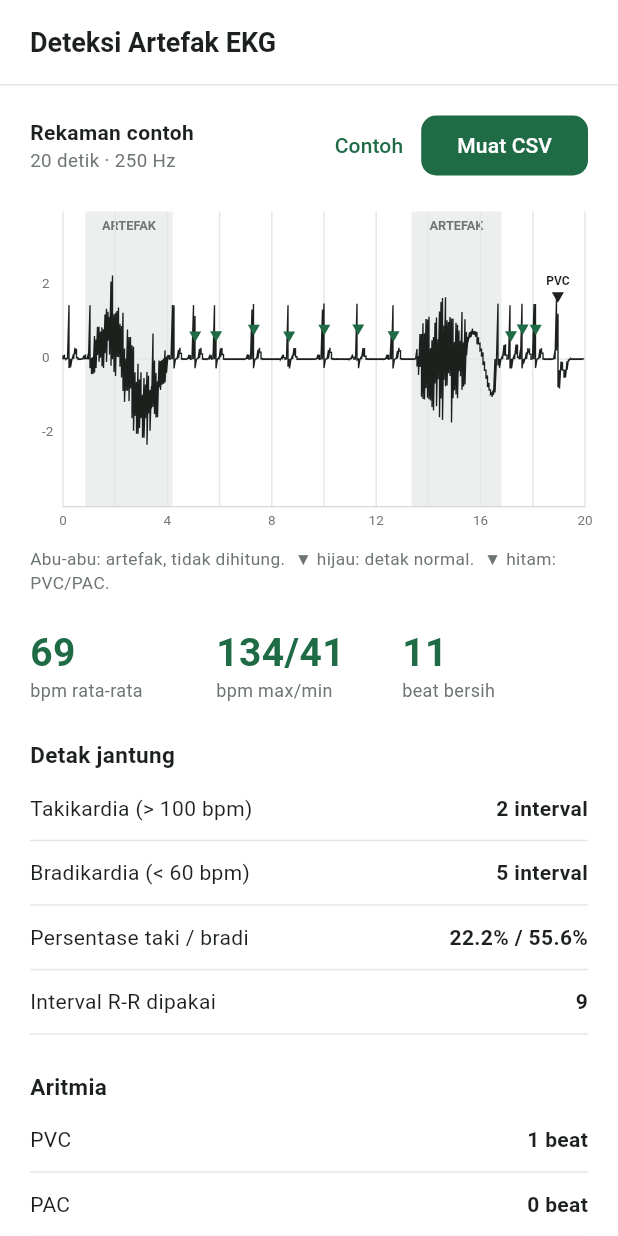
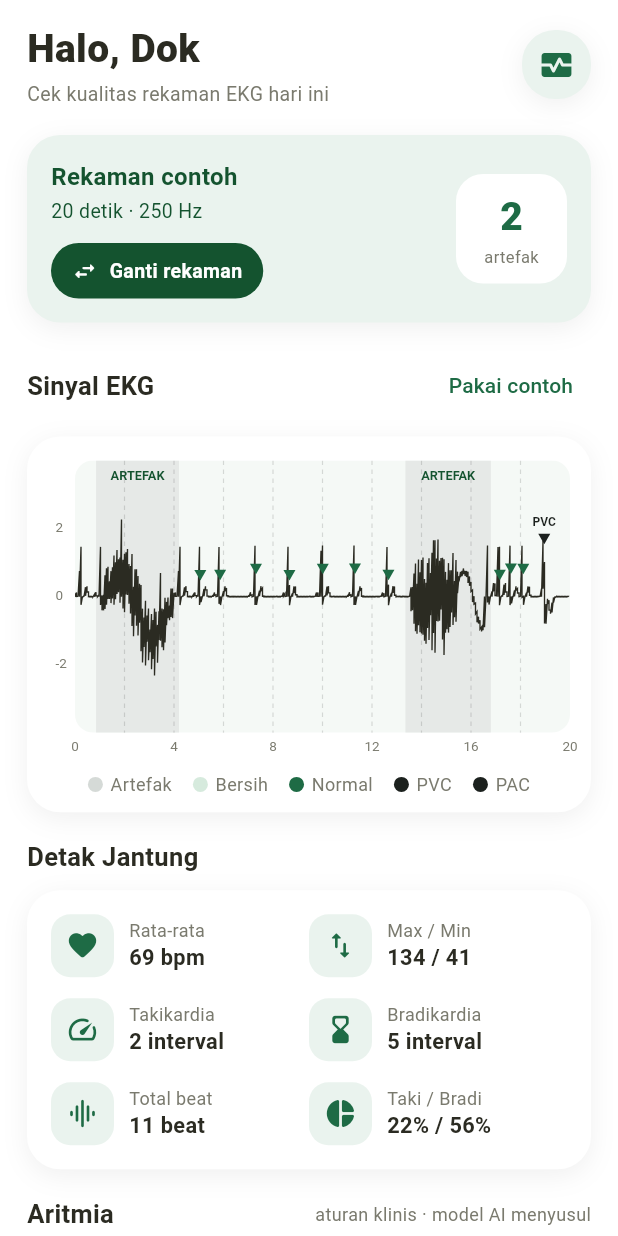
Before and after one commit to zafiranurkamila/ekg-artefak, a Flutter app: the screen it shows after launch, on a phone screen of 412 x 824 dp. Run offline on Flutter 3.47's test engine with Material 3 defaults, Android fonts, the phone set to English and light mode, and no system bars; our stand-ins replace file_picker.

Commit message:
Kembali ke desain kartu dengan warna putih dan hijau saja

```diff
--- a/lib/main.dart
+++ b/lib/main.dart
@@ -3,20 +3,29 @@ import 'package:file_picker/file_picker.dart';
 import 'package:flutter/material.dart';
 import 'ekg.dart';
 
-// hanya putih dan hijau, ditambah abu untuk teks
-const hijau = Color(0xFF1E6B45);
-const hijauMuda = Color(0xFFEAF3EE);
-const garis = Color(0xFFE3E8E5);
-const tinta = Color(0xFF1C211E);
-const redup = Color(0xFF6E7671);
-const abuArtefak = Color(0xFFEDEFEE);
+// palet mengikuti contoh: krem, hijau zaitun, aksen oranye
+const krem = Color(0xFFFFFFFF); // latar putih
+const zaitun = Color(0xFF1E6B45);
+const zaitunTua = Color(0xFF14532F);
+const zaitunMuda = Color(0xFFEAF3EE);
+const oranye = Color(0xFF1E6B45);
+const merahLembut = Color(0xFFEAF3EE);
+const tinta = Color(0xFF2B2B22);
+const redup = Color(0xFF7A7A6E);
+const warnaBeat = {'N': Color(0xFF1E6B45), 'PVC': Color(0xFF1C211E), 'PAC': Color(0xFF1C211E)};
 
 void main() => runApp(MaterialApp(
       debugShowCheckedModeBanner: false,
       title: 'Deteksi Artefak EKG',
-      theme: ThemeData(useMaterial3: true, colorSchemeSeed: hijau, scaffoldBackgroundColor: Colors.white),
+      theme: ThemeData(useMaterial3: true, colorSchemeSeed: zaitun, scaffoldBackgroundColor: krem),
       home: const Layar(),
     ));
+
+BoxDecoration kartu([Color warna = Colors.white]) => BoxDecoration(
+      color: warna,
+      borderRadius: BorderRadius.circular(22),
+      boxShadow: const [BoxShadow(color: Color(0x0F000000), blurRadius: 14, offset: Offset(0, 4))],
+    );
 
 class Layar extends StatefulWidget {
   const Layar({super.key});
@@ -35,6 +44,12 @@ class _LayarState extends State<Layar> {
     super.initState();
     _h = analisis(sinyalContoh(), 250);
   }
+
+  void _contoh() => setState(() {
+        _h = analisis(sinyalContoh(), 250);
+        _nama = 'Rekaman contoh';
+        _info = '20 detik · 250 Hz';
+      });
 
   Future<void> _muat() async {
     final fs = await _tanyaFs();
@@ -62,33 +77,32 @@ class _LayarState extends State<Layar> {
     return showModalBottomSheet<double>(
       context: context,
       isScrollControlled: true,
-      backgroundColor: Colors.white,
-      shape: const RoundedRectangleBorder(borderRadius: BorderRadius.vertical(top: Radius.circular(16))),
+      backgroundColor: krem,
+      shape: const RoundedRectangleBorder(borderRadius: BorderRadius.vertical(top: Radius.circular(26))),
       builder: (ctx) => Padding(
-        padding: EdgeInsets.fromLTRB(20, 20, 20, 20 + MediaQuery.of(ctx).viewInsets.bottom),
+        padding: EdgeInsets.fromLTRB(20, 18, 20, 20 + MediaQuery.of(ctx).viewInsets.bottom),
         child: Column(mainAxisSize: MainAxisSize.min, crossAxisAlignment: CrossAxisAlignment.start, children: [
-          const Text('Muat rekaman', style: TextStyle(fontSize: 17, fontWeight: FontWeight.w600, color: tinta)),
+          const Text('Muat Rekaman', style: TextStyle(fontSize: 18, fontWeight: FontWeight.w700, color: tinta)),
           const SizedBox(height: 4),
-          const Text('CSV berisi 1 kolom amplitudo (mV), atau waktu,amplitudo.', style: TextStyle(color: redup, fontSize: 13)),
+          const Text('File CSV berisi 1 kolom amplitudo (mV), atau waktu,amplitudo.',
+              style: TextStyle(color: redup, fontSize: 13)),
           const SizedBox(height: 16),
-          TextField(
+          Container(
+            padding: const EdgeInsets.symmetric(horizontal: 16, vertical: 4),
+            decoration: kartu(),
+            child: TextField(
               controller: c,
               keyboardType: TextInputType.number,
-            decoration: const InputDecoration(
-              labelText: 'Frekuensi sampling',
-              suffixText: 'Hz',
-              border: OutlineInputBorder(borderSide: BorderSide(color: garis)),
+              decoration: const InputDecoration(border: InputBorder.none, labelText: 'Frekuensi sampling', suffixText: 'Hz'),
             ),
           ),
-          const SizedBox(height: 16),
+          const SizedBox(height: 18),
           SizedBox(
             width: double.infinity,
-            height: 48,
-            child: FilledButton(
-              style: FilledButton.styleFrom(backgroundColor: hijau, shape: RoundedRectangleBorder(borderRadius: BorderRadius.circular(10))),
-              onPressed: () => Navigator.pop(ctx, double.tryParse(c.text.replaceAll(',', '.'))),
-              child: const Text('Pilih file'),
-            ),
+            child: _TombolPil(
+                teks: 'Pilih File CSV',
+                ikon: Icons.upload_file_rounded,
+                onTap: () => Navigator.pop(ctx, double.tryParse(c.text.replaceAll(',', '.')))),
           ),
         ]),
       ),
@@ -96,119 +110,220 @@ class _LayarState extends State<Layar> {
   }
 
   @override
-  Widget build(BuildContext context) {
+  Widget build(BuildContext context) => Scaffold(
+        body: SafeArea(child: _beranda()),
+      );
+
+  Widget _judul(String t, [Widget? ekor]) => Padding(
+        padding: const EdgeInsets.only(bottom: 10),
+        child: Row(children: [
+          Expanded(child: Text(t, style: const TextStyle(fontSize: 17, fontWeight: FontWeight.w700, color: tinta))),
+          if (ekor != null) ekor,
+        ]),
+      );
+
+  Widget _beranda() {
     final s = _h.stat;
     final durasi = _h.sinyal.length / _h.fs;
-    return Scaffold(
-      appBar: AppBar(
-        backgroundColor: Colors.white,
-        surfaceTintColor: Colors.white,
-        titleSpacing: 20,
-        title: const Text('Deteksi Artefak EKG', style: TextStyle(fontSize: 18, fontWeight: FontWeight.w600, color: tinta)),
-        bottom: const PreferredSize(preferredSize: Size.fromHeight(1), child: Divider(height: 1, color: garis)),
+    final durArt = _h.artefak.fold(0.0, (a, g) => a + g.selesai - g.mulai);
+    return ListView(padding: const EdgeInsets.fromLTRB(18, 14, 18, 24), children: [
+      Row(children: [
+        const Expanded(
+          child: Column(crossAxisAlignment: CrossAxisAlignment.start, children: [
+            Text('Halo, Dok', style: TextStyle(fontSize: 26, fontWeight: FontWeight.w800, color: tinta)),
+            SizedBox(height: 2),
+            Text('Cek kualitas rekaman EKG hari ini', style: TextStyle(color: redup, fontSize: 13)),
+          ]),
         ),
-      body: ListView(padding: const EdgeInsets.fromLTRB(20, 16, 20, 32), children: [
-        Row(children: [
+        Container(
+          width: 46,
+          height: 46,
+          decoration: kartu(zaitunMuda),
+          child: const Icon(Icons.monitor_heart_rounded, color: zaitun),
+        ),
+      ]),
+      const SizedBox(height: 18),
+      Container(
+        padding: const EdgeInsets.all(16),
+        decoration: kartu(zaitunMuda),
+        child: Row(children: [
           Expanded(
             child: Column(crossAxisAlignment: CrossAxisAlignment.start, children: [
-              Text(_nama, style: const TextStyle(fontWeight: FontWeight.w600, color: tinta)),
-              Text(_info, style: const TextStyle(color: redup, fontSize: 12.5)),
+              Text(_nama, style: const TextStyle(fontWeight: FontWeight.w700, fontSize: 16, color: zaitunTua)),
+              const SizedBox(height: 2),
+              Text(_info, style: const TextStyle(color: zaitunTua, fontSize: 13)),
+              const SizedBox(height: 12),
+              _TombolPil(teks: 'Ganti rekaman', ikon: Icons.swap_horiz_rounded, kecil: true, onTap: _muat),
             ]),
           ),
-          TextButton(
-            onPressed: () => setState(() {
-              _h = analisis(sinyalContoh(), 250);
-              _nama = 'Rekaman contoh';
-              _info = '20 detik · 250 Hz';
-            }),
-            child: const Text('Contoh', style: TextStyle(color: hijau)),
-          ),
-          FilledButton(
-            style: FilledButton.styleFrom(backgroundColor: hijau, shape: RoundedRectangleBorder(borderRadius: BorderRadius.circular(10))),
-            onPressed: _muat,
-            child: const Text('Muat CSV'),
+          const SizedBox(width: 10),
+          Container(
+            width: 74,
+            padding: const EdgeInsets.symmetric(vertical: 10),
+            decoration: BoxDecoration(color: Colors.white, borderRadius: BorderRadius.circular(18)),
+            child: Column(children: [
+              Text('${_h.artefak.length}', style: const TextStyle(fontSize: 26, fontWeight: FontWeight.w800, color: oranye)),
+              const Text('artefak', style: TextStyle(fontSize: 11, color: redup)),
+            ]),
           ),
         ]),
-        const SizedBox(height: 16),
-        AspectRatio(aspectRatio: 1.7, child: CustomPaint(painter: Grafik(_h))),
+      ),
+      const SizedBox(height: 18),
+      _judul('Sinyal EKG', TextButton(onPressed: _contoh, child: const Text('Pakai contoh', style: TextStyle(color: oranye)))),
+      Container(
+        padding: const EdgeInsets.fromLTRB(10, 12, 10, 10),
+        decoration: kartu(),
+        child: Column(children: [
+          AspectRatio(aspectRatio: 1.75, child: CustomPaint(painter: Grafik(_h))),
           const SizedBox(height: 8),
-        const Text('Abu-abu: artefak, tidak dihitung.  ▼ hijau: detak normal.  ▼ hitam: PVC/PAC.',
-            style: TextStyle(color: redup, fontSize: 11.5)),
-        const SizedBox(height: 24),
-
-        // angka utama
+          const Wrap(alignment: WrapAlignment.center, runSpacing: 4, children: [
+            _Titik(warna: Color(0xFFD5DAD7), teks: 'Artefak'),
+            SizedBox(width: 14),
+            _Titik(warna: Color(0xFFD6EADD), teks: 'Bersih'),
+            SizedBox(width: 14),
+            _Titik(warna: Color(0xFF1E6B45), teks: 'Normal'),
+            SizedBox(width: 14),
+            _Titik(warna: Color(0xFF1C211E), teks: 'PVC'),
+            SizedBox(width: 14),
+            _Titik(warna: Color(0xFF1C211E), teks: 'PAC'),
+          ]),
+        ]),
+      ),
+      const SizedBox(height: 18),
+      _judul('Detak Jantung'),
+      Container(
+        padding: const EdgeInsets.all(16),
+        decoration: kartu(),
+        child: Column(children: [
           Row(children: [
-          _Angka('${s.hrRata.round()}', 'bpm rata-rata'),
-          _Angka('${s.hrMax.round()}/${s.hrMin.round()}', 'bpm max/min'),
-          _Angka('${s.totalBeat}', 'beat bersih'),
+            Expanded(child: _Detail(ikon: Icons.favorite_rounded, label: 'Rata-rata', nilai: '${s.hrRata.round()} bpm')),
+            Expanded(child: _Detail(ikon: Icons.swap_vert_rounded, label: 'Max / Min', nilai: '${s.hrMax.round()} / ${s.hrMin.round()}')),
           ]),
-        const SizedBox(height: 24),
-
-        const _Judul('Detak jantung'),
-        _Baris('Takikardia (> 100 bpm)', '${s.tachy} interval'),
-        _Baris('Bradikardia (< 60 bpm)', '${s.brady} interval'),
-        _Baris('Persentase taki / bradi', '${s.persenTachy.toStringAsFixed(1)}% / ${s.persenBrady.toStringAsFixed(1)}%'),
-        _Baris('Interval R-R dipakai', '${s.jumlahInterval}'),
-        const SizedBox(height: 24),
-
-        const _Judul('Aritmia'),
-        _Baris('PVC', '${_h.hitung('PVC')} beat'),
-        _Baris('PAC', '${_h.hitung('PAC')} beat'),
-        const Padding(
-          padding: EdgeInsets.only(top: 6),
-          child: Text('Sementara memakai aturan klinis. Model AI menyusul.', style: TextStyle(color: redup, fontSize: 12)),
+          const SizedBox(height: 14),
+          Row(children: [
+            Expanded(child: _Detail(ikon: Icons.speed_rounded, label: 'Takikardia', nilai: '${s.tachy} interval')),
+            Expanded(child: _Detail(ikon: Icons.hourglass_bottom_rounded, label: 'Bradikardia', nilai: '${s.brady} interval')),
+          ]),
+          const SizedBox(height: 14),
+          Row(children: [
+            Expanded(child: _Detail(ikon: Icons.graphic_eq_rounded, label: 'Total beat', nilai: '${s.totalBeat} beat')),
+            Expanded(
+                child: _Detail(
+                    ikon: Icons.pie_chart_rounded,
+                    label: 'Taki / Bradi',
+                    nilai: '${s.persenTachy.toStringAsFixed(0)}% / ${s.persenBrady.toStringAsFixed(0)}%')),
+          ]),
+        ]),
       ),
-        const SizedBox(height: 24),
-
-        _Judul('Segmen artefak', ekor: '${_h.artefak.length} segmen · ${durasi.toStringAsFixed(0)} detik rekaman'),
-        if (_h.artefak.isEmpty) const _Baris('Tidak ada artefak', '-'),
+      const SizedBox(height: 18),
+      _judul('Aritmia', const Text('aturan klinis · model AI menyusul', style: TextStyle(color: redup, fontSize: 12))),
+      Container(
+        padding: const EdgeInsets.all(16),
+        decoration: kartu(),
+        child: Row(children: [
+          Expanded(child: _Detail(ikon: Icons.bolt_rounded, label: 'PVC', nilai: '${_h.hitung('PVC')} beat')),
+          Expanded(child: _Detail(ikon: Icons.timelapse_rounded, label: 'PAC', nilai: '${_h.hitung('PAC')} beat')),
+        ]),
+      ),
+      const SizedBox(height: 18),
+      _judul('Segmen Artefak',
+          Text('${durArt.toStringAsFixed(1)} dari ${durasi.toStringAsFixed(0)} detik', style: const TextStyle(color: redup, fontSize: 12.5))),
+      if (_h.artefak.isEmpty)
+        Container(
+            padding: const EdgeInsets.all(16),
+            decoration: kartu(),
+            child: const Text('Tidak ada artefak. Semua sinyal dihitung.', style: TextStyle(color: zaitunTua))),
       for (final (i, a) in _h.artefak.indexed)
-          _Baris('${i + 1}.  ${a.mulai.toStringAsFixed(2)} s – ${a.selesai.toStringAsFixed(2)} s',
-              '${(a.selesai - a.mulai).toStringAsFixed(2)} s'),
+        Container(
+          margin: const EdgeInsets.only(bottom: 10),
+          padding: const EdgeInsets.all(14),
+          decoration: kartu(),
+          child: Row(children: [
+            Container(
+              width: 44,
+              height: 44,
+              decoration: BoxDecoration(color: merahLembut, borderRadius: BorderRadius.circular(14)),
+              alignment: Alignment.center,
+              child: Text('${i + 1}', style: const TextStyle(fontWeight: FontWeight.w800, color: Color(0xFF14532F), fontSize: 16)),
+            ),
+            const SizedBox(width: 12),
+            Expanded(
+              child: Column(crossAxisAlignment: CrossAxisAlignment.start, children: [
+                Text('${a.mulai.toStringAsFixed(2)} s  –  ${a.selesai.toStringAsFixed(2)} s',
+                    style: const TextStyle(fontWeight: FontWeight.w700, color: tinta)),
+                const SizedBox(height: 2),
+                const Text('Tidak masuk perhitungan HR', style: TextStyle(color: redup, fontSize: 12.5)),
               ]),
-    );
+            ),
+            Container(
+              padding: const EdgeInsets.symmetric(horizontal: 10, vertical: 5),
+              decoration: BoxDecoration(color: zaitunMuda, borderRadius: BorderRadius.circular(20)),
+              child: Text('${(a.selesai - a.mulai).toStringAsFixed(1)} s',
+                  style: const TextStyle(color: zaitunTua, fontWeight: FontWeight.w600, fontSize: 12.5)),
+            ),
+          ]),
+        ),
+    ]);
   }
 }
 
-class _Angka extends StatelessWidget {
-  final String nilai, label;
-  const _Angka(this.nilai, this.label);
+class _TombolPil extends StatelessWidget {
+  final String teks;
+  final IconData ikon;
+  final VoidCallback onTap;
+  final bool kecil;
+  const _TombolPil({required this.teks, required this.ikon, required this.onTap, this.kecil = false});
   @override
-  Widget build(BuildContext context) => Expanded(
-        child: Column(crossAxisAlignment: CrossAxisAlignment.start, children: [
-          Text(nilai, style: const TextStyle(fontSize: 26, fontWeight: FontWeight.w700, color: hijau, height: 1.1)),
-          const SizedBox(height: 2),
-          Text(label, style: const TextStyle(fontSize: 12, color: redup)),
+  Widget build(BuildContext context) => Material(
+        color: zaitunTua,
+        borderRadius: BorderRadius.circular(30),
+        child: InkWell(
+          borderRadius: BorderRadius.circular(30),
+          onTap: onTap,
+          child: Padding(
+            padding: EdgeInsets.symmetric(horizontal: kecil ? 14 : 20, vertical: kecil ? 9 : 15),
+            child: Row(mainAxisSize: MainAxisSize.min, mainAxisAlignment: MainAxisAlignment.center, children: [
+              Icon(ikon, color: Colors.white, size: kecil ? 17 : 20),
+              const SizedBox(width: 8),
+              Text(teks, style: TextStyle(color: Colors.white, fontWeight: FontWeight.w600, fontSize: kecil ? 13 : 15)),
             ]),
+          ),
+        ),
       );
 }
 
-class _Judul extends StatelessWidget {
-  final String teks;
-  final String? ekor;
-  const _Judul(this.teks, {this.ekor});
+class _Detail extends StatelessWidget {
+  final IconData ikon;
+  final String label, nilai;
+  const _Detail({required this.ikon, required this.label, required this.nilai});
   @override
-  Widget build(BuildContext context) => Padding(
-        padding: const EdgeInsets.only(bottom: 4),
-        child: Row(children: [
-          Expanded(child: Text(teks, style: const TextStyle(fontSize: 15, fontWeight: FontWeight.w600, color: tinta))),
-          if (ekor != null) Text(ekor!, style: const TextStyle(fontSize: 12, color: redup)),
+  Widget build(BuildContext context) => Row(children: [
+        Container(
+          width: 42,
+          height: 42,
+          decoration: BoxDecoration(color: zaitunMuda, borderRadius: BorderRadius.circular(13)),
+          child: Icon(ikon, color: zaitun, size: 22),
+        ),
+        const SizedBox(width: 10),
+        Expanded(
+          child: Column(crossAxisAlignment: CrossAxisAlignment.start, children: [
+            Text(label, style: const TextStyle(color: redup, fontSize: 12)),
+            Text(nilai, style: const TextStyle(fontWeight: FontWeight.w700, color: tinta, fontSize: 14.5)),
           ]),
-      );
+        ),
+      ]);
 }
 
-class _Baris extends StatelessWidget {
-  final String k, v;
-  const _Baris(this.k, this.v);
+class _Titik extends StatelessWidget {
+  final Color warna;
+  final String teks;
+  const _Titik({required this.warna, required this.teks});
   @override
-  Widget build(BuildContext context) => Container(
-        padding: const EdgeInsets.symmetric(vertical: 11),
-        decoration: const BoxDecoration(border: Border(bottom: BorderSide(color: garis))),
-        child: Row(children: [
-          Expanded(child: Text(k, style: const TextStyle(color: tinta, fontSize: 14))),
-          Text(v, style: const TextStyle(color: tinta, fontSize: 14, fontWeight: FontWeight.w600)),
-        ]),
-      );
+  Widget build(BuildContext context) => Row(mainAxisSize: MainAxisSize.min, children: [
+        Container(width: 10, height: 10, decoration: BoxDecoration(color: warna, shape: BoxShape.circle)),
+        const SizedBox(width: 5),
+        Text(teks, style: const TextStyle(fontSize: 12, color: redup)),
+      ]);
 }
 
 class Grafik extends CustomPainter {
@@ -217,29 +332,33 @@ class Grafik extends CustomPainter {
 
   @override
   void paint(Canvas c, Size size) {
-    const kiri = 22.0, bawah = 18.0, atas = 4.0, kanan = 2.0;
+    const kiri = 22.0, bawah = 18.0, atas = 4.0, kanan = 4.0;
     final w = size.width - kiri - kanan, ht = size.height - atas - bawah;
     final durasi = h.sinyal.length / h.fs;
     const lo = -4.0, hi = 4.0;
     double px(double t) => kiri + t / durasi * w;
     double py(double v) => atas + (hi - v.clamp(lo, hi)) / (hi - lo) * ht;
+    final area = RRect.fromRectAndRadius(Rect.fromLTWH(kiri, atas, w, ht), const Radius.circular(12));
 
+    c.save();
+    c.clipRRect(area);
+    c.drawRect(area.outerRect, Paint()..color = const Color(0xFFF5F9F6));
     for (final s in h.artefak) {
-      c.drawRect(Rect.fromLTRB(px(s.mulai), atas, px(s.selesai), atas + ht), Paint()..color = abuArtefak);
+      c.drawRect(Rect.fromLTRB(px(s.mulai), atas, px(s.selesai), atas + ht), Paint()..color = const Color(0xFFE6E9E7));
       if (px(s.selesai) - px(s.mulai) > 40) {
-        _teks(c, 'ARTEFAK', Offset((px(s.mulai) + px(s.selesai)) / 2, atas + 4), 8.5, redup, bold: true, tengah: true);
+        _teks(c, 'ARTEFAK', Offset((px(s.mulai) + px(s.selesai)) / 2, atas + 5), 8.5, const Color(0xFF14532F),
+            bold: true, tengah: true);
       }
     }
-    final tipis = Paint()
-      ..color = garis
-      ..strokeWidth = 1;
+    final garis = Paint()
+      ..color = const Color(0x22000000)
+      ..strokeWidth = 0.8;
     final langkahGrid = durasi > 40 ? 10.0 : (durasi > 12 ? 2.0 : 1.0);
-    for (var t = 0.0; t <= durasi + 1e-9; t += langkahGrid) {
-      c.drawLine(Offset(px(t), atas), Offset(px(t), atas + ht), tipis);
+    for (var t = langkahGrid; t < durasi; t += langkahGrid) {
+      for (var y = atas; y < atas + ht; y += 6) {
+        c.drawLine(Offset(px(t), y), Offset(px(t), y + 3), garis);
       }
-    c.drawLine(Offset(kiri, py(0)), Offset(kiri + w, py(0)), tipis);
-    c.drawLine(Offset(kiri, atas + ht), Offset(kiri + w, atas + ht), Paint()..color = const Color(0xFFC9D0CC));
-
+    }
     final p = Path();
     final perPx = h.sinyal.length / w;
     for (var k = 0; k < w; k++) {
@@ -258,28 +377,27 @@ class Grafik extends CustomPainter {
       ..style = PaintingStyle.stroke
       ..strokeWidth = 0.9
       ..color = tinta);
-
     for (final (k, i) in h.puncakR.indexed) {
       final j = h.jenisBeat[k];
-      final warna = j == 'N' ? hijau : tinta;
       final x = px(i / h.fs), y = py(h.sinyal[i]) - 3;
-      c.drawPath(Path()..moveTo(x - 4, y - 7)..lineTo(x + 4, y - 7)..lineTo(x, y)..close(), Paint()..color = warna);
-      if (j != 'N') _teks(c, j, Offset(x, y - 19), 8, tinta, bold: true, tengah: true);
+      c.drawPath(Path()..moveTo(x - 4, y - 7)..lineTo(x + 4, y - 7)..lineTo(x, y)..close(),
+          Paint()..color = warnaBeat[j]!);
+      if (j != 'N') _teks(c, j, Offset(x, y - 19), 8, warnaBeat[j]!, bold: true, tengah: true);
     }
-
+    c.restore();
     for (var t = 0.0; t <= durasi + 1e-9; t += langkahGrid) {
       if ((t / langkahGrid) % (w < 500 ? 2 : 1) == 0) {
         _teks(c, t.toStringAsFixed(0), Offset(px(t), atas + ht + 4), 9, redup, tengah: true);
       }
     }
     for (final v in [-2.0, 0.0, 2.0]) {
-      _teks(c, v.toStringAsFixed(0), Offset(kiri - 14, py(v) - 6), 9, redup);
+      _teks(c, v.toStringAsFixed(0), Offset(kiri - 13, py(v) - 6), 9, redup);
     }
   }
 
   void _teks(Canvas c, String s, Offset o, double ukuran, Color warna, {bool bold = false, bool tengah = false}) {
     final tp = TextPainter(
-        text: TextSpan(text: s, style: TextStyle(fontSize: ukuran, color: warna, fontWeight: bold ? FontWeight.w600 : null)),
+        text: TextSpan(text: s, style: TextStyle(fontSize: ukuran, color: warna, fontWeight: bold ? FontWeight.bold : null)),
         textDirection: TextDirection.ltr)
       ..layout();
     tp.paint(c, tengah ? o.translate(-tp.width / 2, 0) : o);
```
Lines whose indentation alone changed are shown as unchanged.
